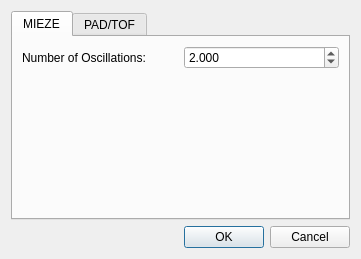
The window that ui/settings.ui (tweber-ill/frm_mirror-miezetools) describes before a commit, drawn with Qt 5.
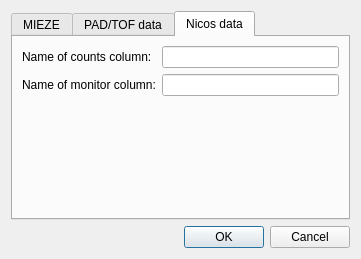
The same window after the commit. The open tabs and pages were chosen to show the change.

Commit message: added support for nicos data files

Patch:
```diff
--- a/ui/settings.ui
+++ b/ui/settings.ui
@@ -27,7 +27,7 @@
        <item row="0" column="0">
         <widget class="QLabel" name="label_4">
          <property name="text">
-          <string>Number of Oscillations:</string>
+          <string>Number of oscillations:</string>
          </property>
         </widget>
        </item>
@@ -64,7 +64,7 @@
      </widget>
      <widget class="QWidget" name="tab_2">
       <attribute name="title">
-       <string>PAD/TOF</string>
+       <string>PAD/TOF data</string>
       </attribute>
       <layout class="QGridLayout" name="gridLayout">
        <item row="0" column="1">
@@ -162,6 +162,46 @@
        </item>
       </layout>
      </widget>
+     <widget class="QWidget" name="tab_3">
+      <attribute name="title">
+       <string>Nicos data</string>
+      </attribute>
+      <layout class="QGridLayout" name="gridLayout_3">
+       <item row="0" column="0">
+        <widget class="QLabel" name="label_5">
+         <property name="text">
+          <string>Name of counts column:</string>
+         </property>
+        </widget>
+       </item>
+       <item row="0" column="1">
+        <widget class="QLineEdit" name="editCounts"/>
+       </item>
+       <item row="1" column="0">
+        <widget class="QLabel" name="label_6">
+         <property name="text">
+          <string>Name of monitor column:</string>
+         </property>
+        </widget>
+       </item>
+       <item row="1" column="1">
+        <widget class="QLineEdit" name="editMon"/>
+       </item>
+       <item row="2" column="0">
+        <spacer name="verticalSpacer_3">
+         <property name="orientation">
+          <enum>Qt::Vertical</enum>
+         </property>
+         <property name="sizeHint" stdset="0">
+          <size>
+           <width>20</width>
+           <height>40</height>
+          </size>
+         </property>
+        </spacer>
+       </item>
+      </layout>
+     </widget>
     </widget>
    </item>
    <item>
```
The commit also changes 15 other files.
